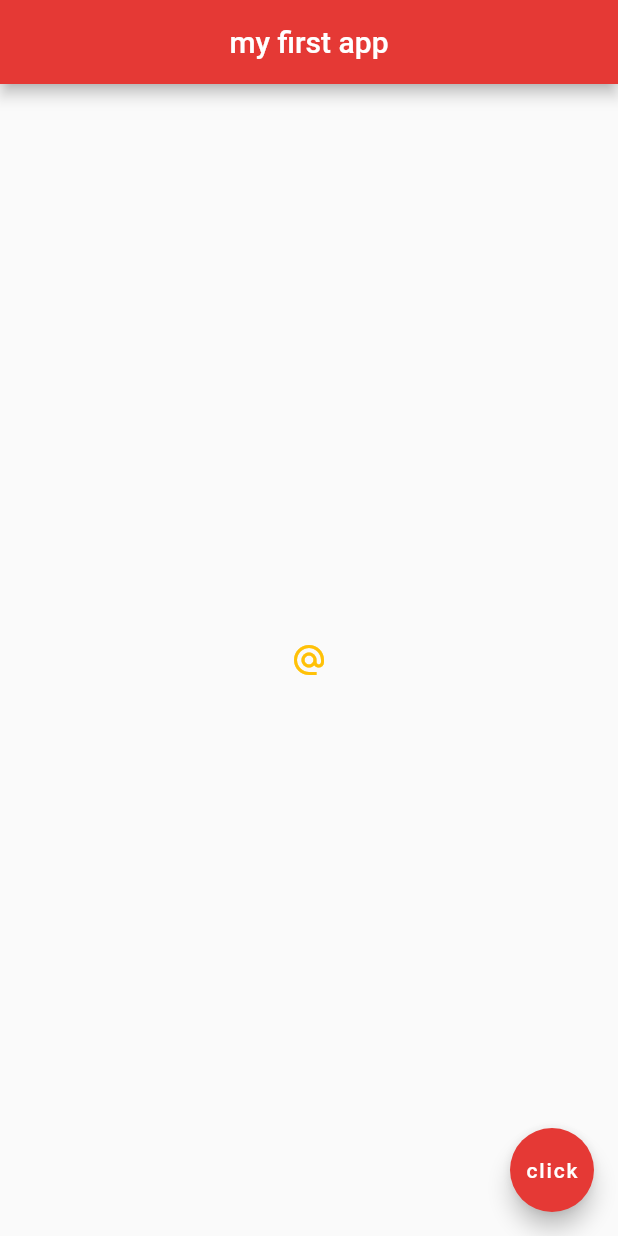
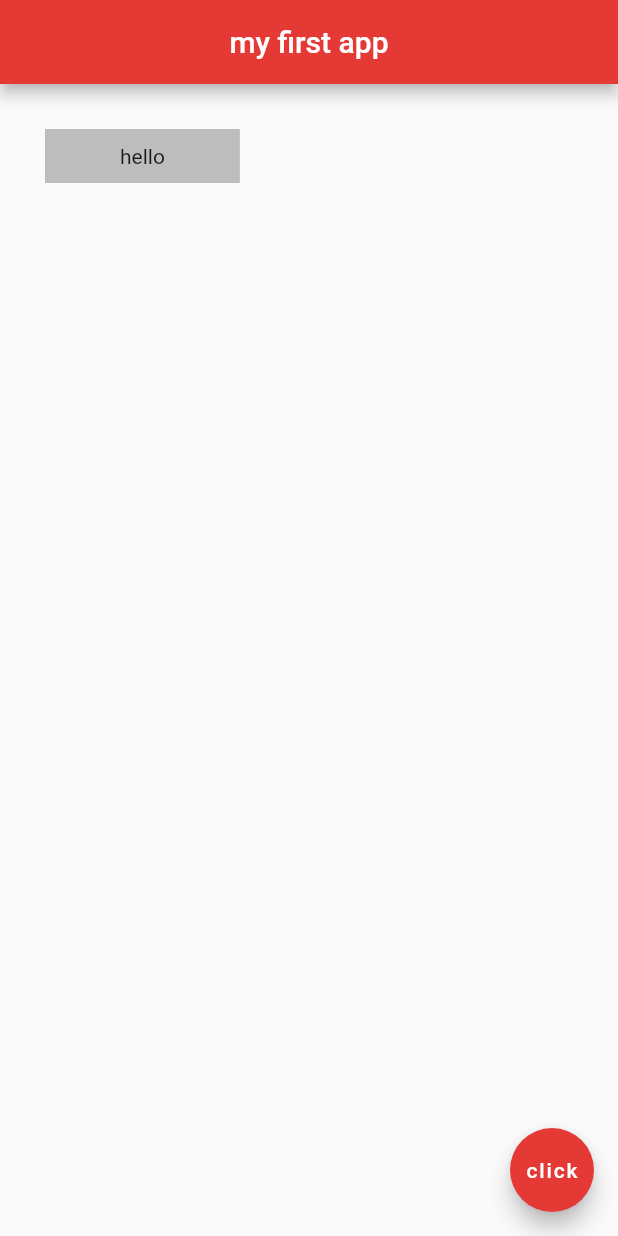
Before and after one commit to rekib0023/learning-flutter, a Flutter app: the screen it shows after launch, on a phone screen of 412 x 824 dp. Run offline on Flutter 3.47's test engine with Material 2 defaults, Android fonts, the phone set to English and light mode, and no system bars.

Commit message:
using container widget with properties margin and padding

```diff
--- a/lib/main.dart
+++ b/lib/main.dart
@@ -13,12 +13,11 @@ class Home extends StatelessWidget {
       centerTitle: true,
       backgroundColor: Colors.red[600],
     ),
-    body: Center(
-      child: IconButton(
-        onPressed: () {},
-        icon: Icon(Icons.alternate_email),
-        color: Colors.amber,
-        ),
+    body: Container(
+      padding: EdgeInsets.symmetric(horizontal: 50.0, vertical: 10.0),
+      margin: EdgeInsets.all(30.0),
+      color: Colors.grey[400],
+      child: Text('hello'),
     ),
     floatingActionButton: FloatingActionButton(
       onPressed: () {},
```
